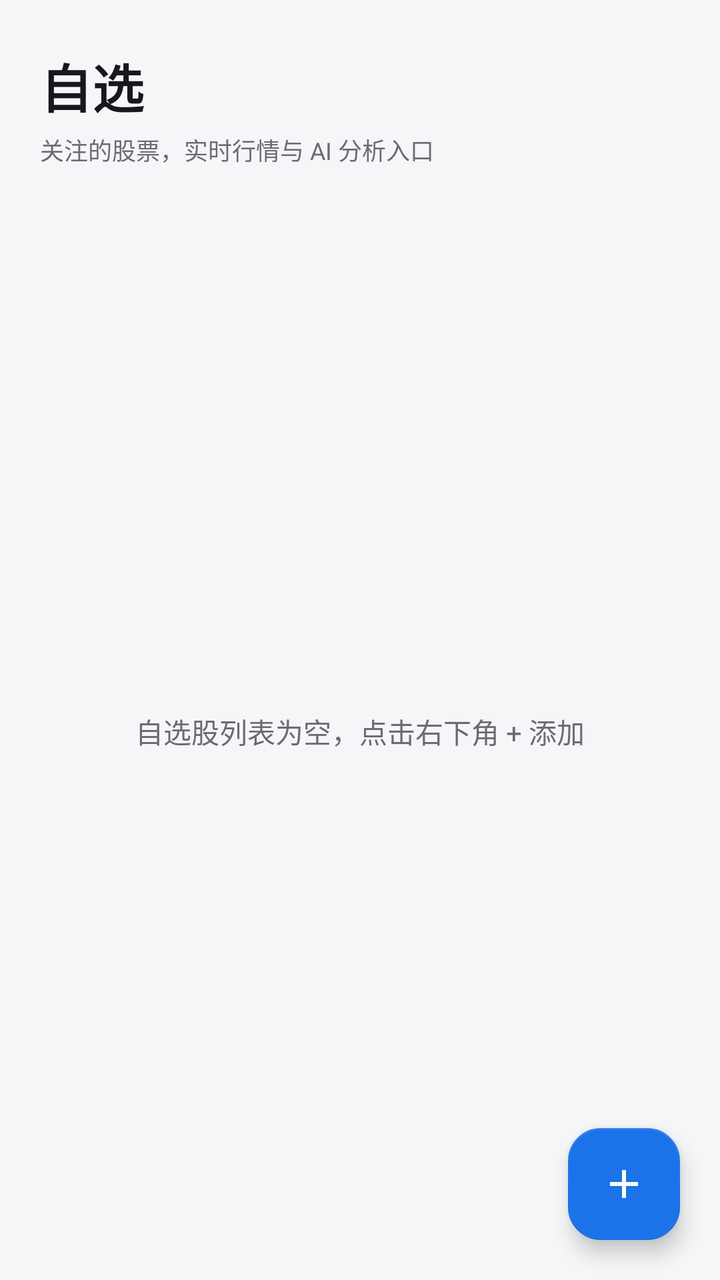
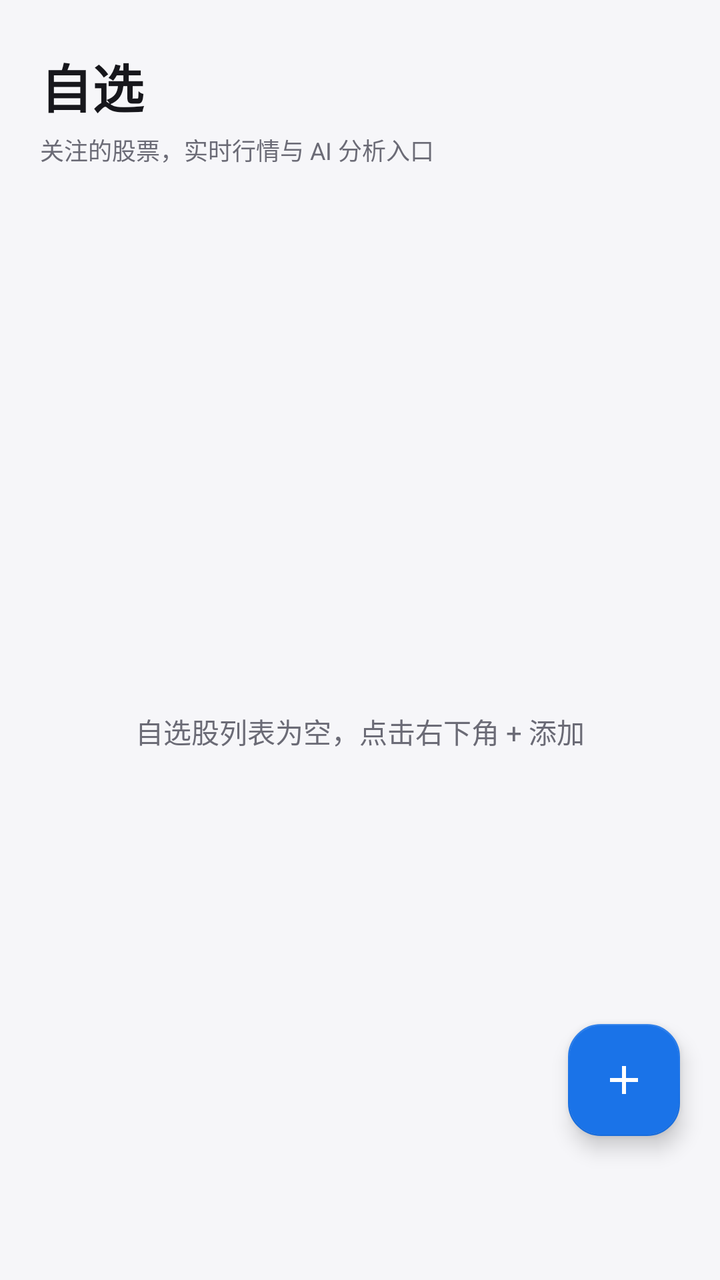

Two renders of the same Android screen: before a commit and after it. Below are the layout's source before the change and the commit's diff.
<!-- AndroidManifest.xml: application theme Theme.DsaMobile -->
<!-- res/layout/fragment_watchlist.xml -->
<?xml version="1.0" encoding="utf-8"?>
<LinearLayout xmlns:android="http://schemas.android.com/apk/res/android"
    xmlns:app="http://schemas.android.com/apk/res-auto"
    android:layout_width="match_parent"
    android:layout_height="match_parent"
    android:orientation="vertical">

    
    <LinearLayout
        android:layout_width="match_parent"
        android:layout_height="wrap_content"
        android:orientation="vertical"
        android:paddingStart="20dp"
        android:paddingTop="24dp"
        android:paddingEnd="20dp"
        android:paddingBottom="8dp">

        <TextView
            android:id="@+id/watchlist_title"
            android:layout_width="match_parent"
            android:layout_height="wrap_content"
            android:text="自选"
            android:textColor="?attr/dsaText"
            android:textSize="26sp"
            android:textStyle="bold" />

        <TextView
            android:layout_width="match_parent"
            android:layout_height="wrap_content"
            android:layout_marginTop="4dp"
            android:text="关注的股票，实时行情与 AI 分析入口"
            android:textColor="?attr/dsaText2"
            android:textSize="12sp" />
    </LinearLayout>

    <FrameLayout
        android:layout_width="match_parent"
        android:layout_height="0dp"
        android:layout_weight="1">

        <androidx.recyclerview.widget.RecyclerView
            android:id="@+id/watchlist_recycler"
            android:layout_width="match_parent"
            android:layout_height="match_parent"
            android:clipToPadding="false"
            android:paddingBottom="80dp" />

        <TextView
            android:id="@+id/empty_view"
            android:layout_width="wrap_content"
            android:layout_height="wrap_content"
            android:layout_gravity="center"
            android:text="自选股列表为空，点击右下角 + 添加"
            android:textColor="?attr/dsaText2"
            android:textSize="14sp" />

        <com.google.android.material.floatingactionbutton.FloatingActionButton
            android:id="@+id/fab_add"
            android:layout_width="wrap_content"
            android:layout_height="wrap_content"
            android:layout_gravity="bottom|end"
            android:layout_margin="20dp"
            android:src="@drawable/ic_add"
            app:backgroundTint="?attr/dsaPrimary" />
    </FrameLayout>
</LinearLayout>
<!-- resources referenced by this layout -->
<resources>
  <!-- drawable ic_add (drawable) -->
  <?xml version="1.0" encoding="utf-8"?>
  <vector xmlns:android="http://schemas.android.com/apk/res/android"
      android:width="24dp"
      android:height="24dp"
      android:viewportWidth="24"
      android:viewportHeight="24">
      <path
          android:fillColor="#FFFFFFFF"
          android:pathData="M19,13h-6v6h-2v-6H5v-2h6V5h2v6h6v2z" />
  </vector>
  <style name="Theme.DsaMobile" parent="Theme.Dsa.Blue" />
  <style name="Theme.Dsa.Blue" parent="Theme.Dsa.Base" />
  <color name="theme_blue">#1A73E8</color>
  <color name="theme_blue_dark">#1557B0</color>
  <color name="soft_blue">#E8F0FE</color>
  <color name="light_card">#FFFFFF</color>
  <color name="light_text">#17171C</color>
  <color name="light_text2">#6B6B76</color>
  <color name="light_bg">#F6F6F9</color>
  <color name="light_surface2">#EFEFF3</color>
  <color name="light_divider">#E6E6EC</color>
  <color name="glass_tint_light">#F2FFFFFF</color>
  <color name="glass_stroke_light">#14000000</color>
  <color name="glass_hi_light">#14FFFFFF</color>
  <color name="nav_glass_light">#59FFFFFF</color>
  <style name="Widget.Dsa.Button" parent="Widget.MaterialComponents.Button">
          <item name="cornerRadius">10dp</item>
          <item name="android:textAllCaps">false</item>
      </style>
  <style name="Widget.Dsa.Fab" parent="Widget.MaterialComponents.FloatingActionButton">
          <item name="backgroundTint">?attr/dsaPrimary</item>
          <item name="tint">@color/light_card</item>
          <item name="shapeAppearanceOverlay">@style/ShapeAppearance.Dsa.Fab</item>
      </style>
  <style name="Widget.Dsa.ActionBarTitle" parent="TextAppearance.Widget.AppCompat.Toolbar.Title">
          <item name="android:textSize">18sp</item>
          <item name="android:textStyle">bold</item>
          <item name="android:letterSpacing">0.01</item>
      </style>
  <style name="ShapeAppearance.Dsa.Fab" parent="ShapeAppearance.MaterialComponents.LargeComponent">
          <item name="cornerFamily">rounded</item>
          <item name="cornerSize">16dp</item>
      </style>
  <!-- drawable bottom_nav_color (drawable) -->
  <?xml version="1.0" encoding="utf-8"?>
  <selector xmlns:android="http://schemas.android.com/apk/res/android">
      <item android:color="?attr/dsaOnPrimary" android:state_checked="true" />
      <item android:color="?attr/dsaText2" />
  </selector>
  <style name="Widget.Dsa.NavIndicator" parent="Widget.Material3.BottomNavigationView.ActiveIndicator">
          <item name="android:color">?attr/dsaPrimary</item>
          <item name="shapeAppearance">@style/ShapeAppearance.Dsa.NavPill</item>
          <item name="marginHorizontal">6dp</item>
      </style>
  <style name="TextAppearance.Dsa.NavActive" parent="TextAppearance.MaterialComponents.Caption">
          <item name="android:textSize">11sp</item>
          <item name="android:textStyle">bold</item>
          <item name="android:textColor">?attr/dsaOnPrimary</item>
      </style>
  <style name="TextAppearance.Dsa.NavInactive" parent="TextAppearance.MaterialComponents.Caption">
          <item name="android:textSize">11sp</item>
          <item name="android:textColor">?attr/dsaText2</item>
      </style>
  <style name="ShapeAppearance.Dsa.Dialog" parent="ShapeAppearance.MaterialComponents.LargeComponent">
          <item name="cornerFamily">rounded</item>
          <item name="cornerSize">28dp</item>
      </style>
  <style name="Widget.Dsa.DialogButton" parent="Widget.MaterialComponents.Button.TextButton">
          <item name="android:textAllCaps">false</item>
          <item name="android:textColor">?attr/dsaPrimary</item>
      </style>
  <style name="ShapeAppearance.Dsa.NavPill" parent="ShapeAppearance.MaterialComponents.LargeComponent">
          <item name="cornerFamily">rounded</item>
          <item name="cornerSize">100dp</item>
      </style>
  <!-- unchanged entries left out for length: 5 -->
</resources>

<!-- the commit's change to res/layout/fragment_watchlist.xml (unified diff, before → after) -->
@@ -59,7 +59,10 @@
             android:layout_width="wrap_content"
             android:layout_height="wrap_content"
             android:layout_gravity="bottom|end"
-            android:layout_margin="20dp"
+            android:layout_marginStart="20dp"
+            android:layout_marginEnd="20dp"
+            android:layout_marginTop="20dp"
+            android:layout_marginBottom="72dp"
             android:src="@drawable/ic_add"
             app:backgroundTint="?attr/dsaPrimary" />
     </FrameLayout>
